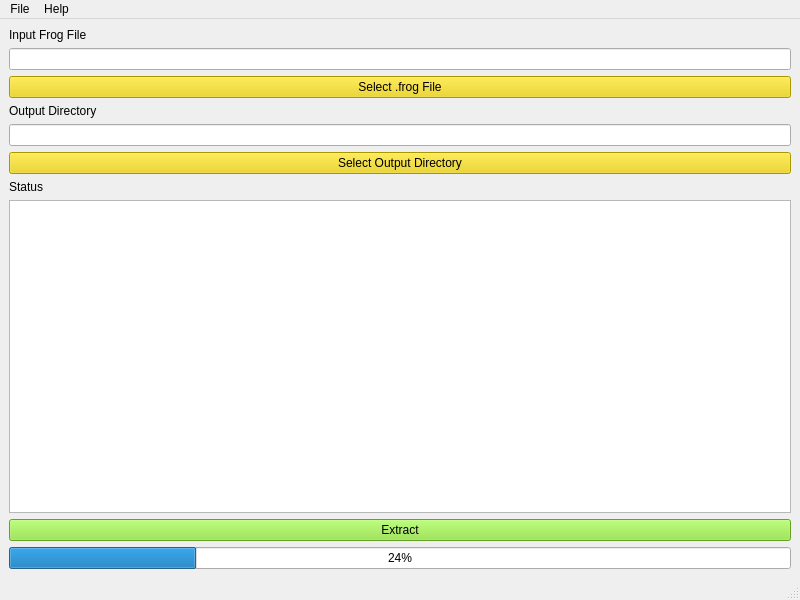
Old version of the form src/extractwindow.ui in the repository berv-uni-project/Frog-Archiver.
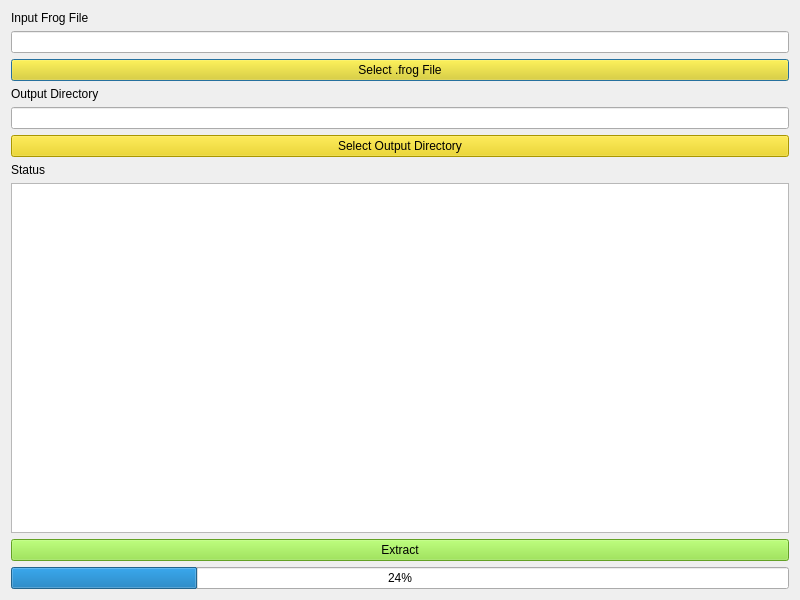
New version of the form. Icons and pictures are not drawn.

Commit message: Now a QDialog, Slight CleanUp

Diff of the .ui file:
```diff
--- a/src/extractwindow.ui
+++ b/src/extractwindow.ui
@@ -1,7 +1,7 @@
 <?xml version="1.0" encoding="UTF-8"?>
 <ui version="4.0">
  <class>ExtractWindow</class>
- <widget class="QMainWindow" name="ExtractWindow">
+ <widget class="QDialog" name="ExtractWindow">
   <property name="geometry">
    <rect>
     <x>0</x>
@@ -17,7 +17,8 @@
    <iconset resource="FrogArchiver.qrc">
     <normaloff>:/assets/frog_mac_archigraphs.png</normaloff>:/assets/frog_mac_archigraphs.png</iconset>
   </property>
-  <widget class="QWidget" name="centralwidget">
+  <layout class="QVBoxLayout" name="verticalLayout_2">
+   <item>
    <layout class="QVBoxLayout" name="verticalLayout">
     <item>
      <widget class="QLabel" name="label_2">
@@ -105,33 +106,8 @@
      </widget>
     </item>
    </layout>
-  </widget>
-  <widget class="QMenuBar" name="menubar">
-   <property name="geometry">
-    <rect>
-     <x>0</x>
-     <y>0</y>
-     <width>800</width>
-     <height>21</height>
-    </rect>
-   </property>
-   <widget class="QMenu" name="menuFile">
-    <property name="title">
-     <string>File</string>
-    </property>
-    <addaction name="actionExtract"/>
-    <addaction name="actionExit"/>
-   </widget>
-   <widget class="QMenu" name="menuAbout">
-    <property name="title">
-     <string>Help</string>
-    </property>
-    <addaction name="actionabout"/>
-   </widget>
-   <addaction name="menuFile"/>
-   <addaction name="menuAbout"/>
-  </widget>
-  <widget class="QStatusBar" name="statusbar"/>
+   </item>
+  </layout>
   <action name="actionExit">
    <property name="text">
     <string>Exit</string>
```
Left out of the diff: 2 changed lines with no effect on the pictures. Lines whose indentation alone changed are shown as unchanged. The commit also changes 4 other files.
